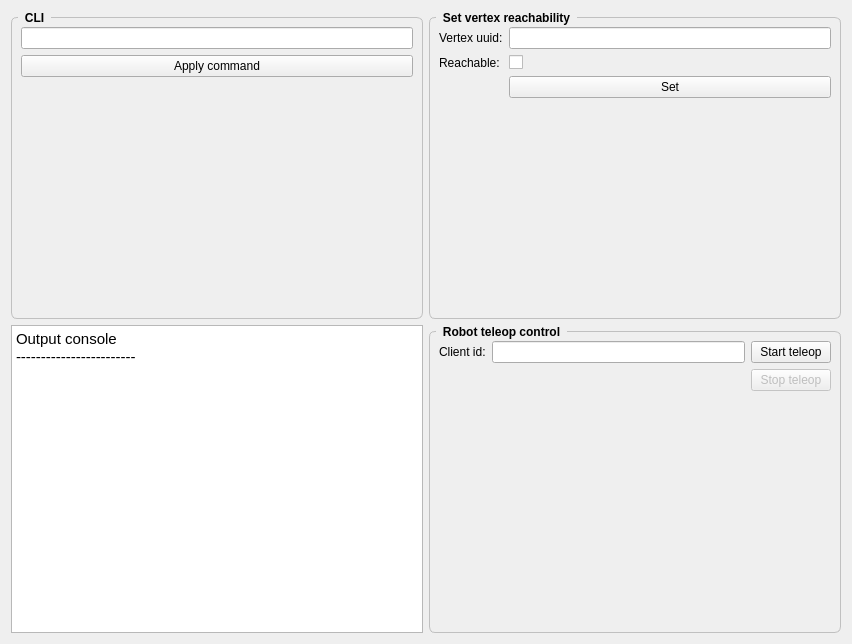
Qt form amr_gui/ui/control/ControlWidget.ui (JakubHazik/amr_fleet) before a commit.
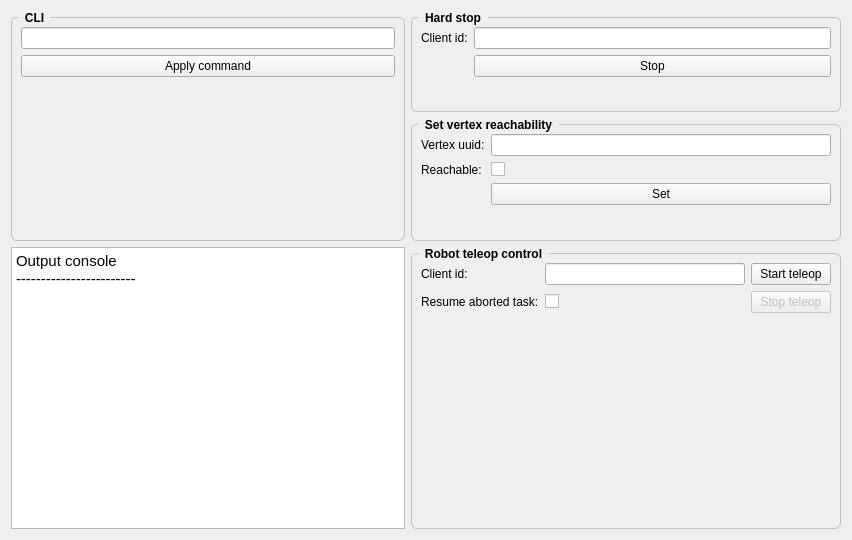
The same form after that commit. Custom widgets are drawn as their Qt base class.

```diff
--- a/amr_gui/ui/control/ControlWidget.ui
+++ b/amr_gui/ui/control/ControlWidget.ui
@@ -7,14 +7,26 @@
     <x>0</x>
     <y>0</y>
     <width>852</width>
-    <height>644</height>
+    <height>540</height>
    </rect>
   </property>
   <property name="windowTitle">
    <string>Form</string>
   </property>
   <layout class="QGridLayout" name="gridLayout">
-   <item row="0" column="1">
+   <item row="2" column="0">
+    <widget class="QTextEdit" name="commandOutput">
+     <property name="html">
+      <string>&lt;!DOCTYPE HTML PUBLIC &quot;-//W3C//DTD HTML 4.0//EN&quot; &quot;http://www.w3.org/TR/REC-html40/strict.dtd&quot;&gt;
+&lt;html&gt;&lt;head&gt;&lt;meta name=&quot;qrichtext&quot; content=&quot;1&quot; /&gt;&lt;style type=&quot;text/css&quot;&gt;
+p, li { white-space: pre-wrap; }
+&lt;/style&gt;&lt;/head&gt;&lt;body style=&quot; font-family:'Ubuntu'; font-size:11pt; font-weight:400; font-style:normal;&quot;&gt;
+&lt;p style=&quot; margin-top:0px; margin-bottom:0px; margin-left:0px; margin-right:0px; -qt-block-indent:0; text-indent:0px;&quot;&gt;Output console&lt;/p&gt;
+&lt;p style=&quot; margin-top:0px; margin-bottom:0px; margin-left:0px; margin-right:0px; -qt-block-indent:0; text-indent:0px;&quot;&gt;------------------------&lt;/p&gt;&lt;/body&gt;&lt;/html&gt;</string>
+     </property>
+    </widget>
+   </item>
+   <item row="1" column="1">
     <widget class="QGroupBox" name="groupBox_3">
      <property name="styleSheet">
       <string notr="true">QGroupBox {
@@ -81,53 +93,7 @@
      </layout>
     </widget>
    </item>
-   <item row="0" column="0">
-    <widget class="QGroupBox" name="groupBox">
-     <property name="styleSheet">
-      <string notr="true">QGroupBox {
-    font: bold;
-    border: 1px solid silver;
-    border-radius: 6px;
-    margin-top: 6px;
-}
-
-QGroupBox::title {
-    subcontrol-origin: margin;
-    left: 7px;
-    padding: 0px 5px 0px 5px;
-}</string>
-     </property>
-     <property name="title">
-      <string>CLI</string>
-     </property>
-     <layout class="QGridLayout" name="gridLayout_2">
-      <item row="3" column="1">
-       <spacer name="verticalSpacer">
-        <property name="orientation">
-         <enum>Qt::Vertical</enum>
-        </property>
-        <property name="sizeHint" stdset="0">
-         <size>
-          <width>20</width>
-          <height>120</height>
-         </size>
-        </property>
-       </spacer>
-      </item>
-      <item row="0" column="1">
-       <widget class="QLineEdit" name="commandInput"/>
-      </item>
-      <item row="1" column="1">
-       <widget class="QPushButton" name="applyCommandBtn">
-        <property name="text">
-         <string>Apply command</string>
-        </property>
-       </widget>
-      </item>
-     </layout>
-    </widget>
-   </item>
-   <item row="1" column="1">
+   <item row="2" column="1">
     <widget class="QGroupBox" name="groupBox_2">
      <property name="styleSheet">
       <string notr="true">QGroupBox {
@@ -174,7 +140,7 @@
       <item row="2" column="1">
        <widget class="QLineEdit" name="teleopClientId"/>
       </item>
-      <item row="4" column="1">
+      <item row="5" column="1">
        <widget class="amr_gui::JoyPad" name="widgetJoy" native="true">
         <property name="enabled">
          <bool>false</bool>
@@ -187,19 +153,120 @@
         </property>
        </widget>
       </item>
+      <item row="3" column="1">
+       <widget class="QCheckBox" name="reachabilityCheckbox_3">
+        <property name="text">
+         <string/>
+        </property>
+       </widget>
+      </item>
+      <item row="3" column="0">
+       <widget class="QLabel" name="label_7">
+        <property name="text">
+         <string>Resume aborted task:</string>
+        </property>
+       </widget>
+      </item>
      </layout>
     </widget>
    </item>
-   <item row="1" column="0">
-    <widget class="QTextEdit" name="commandOutput">
-     <property name="html">
-      <string>&lt;!DOCTYPE HTML PUBLIC &quot;-//W3C//DTD HTML 4.0//EN&quot; &quot;http://www.w3.org/TR/REC-html40/strict.dtd&quot;&gt;
-&lt;html&gt;&lt;head&gt;&lt;meta name=&quot;qrichtext&quot; content=&quot;1&quot; /&gt;&lt;style type=&quot;text/css&quot;&gt;
-p, li { white-space: pre-wrap; }
-&lt;/style&gt;&lt;/head&gt;&lt;body style=&quot; font-family:'Ubuntu'; font-size:11pt; font-weight:400; font-style:normal;&quot;&gt;
-&lt;p style=&quot; margin-top:0px; margin-bottom:0px; margin-left:0px; margin-right:0px; -qt-block-indent:0; text-indent:0px;&quot;&gt;Output console&lt;/p&gt;
-&lt;p style=&quot; margin-top:0px; margin-bottom:0px; margin-left:0px; margin-right:0px; -qt-block-indent:0; text-indent:0px;&quot;&gt;------------------------&lt;/p&gt;&lt;/body&gt;&lt;/html&gt;</string>
+   <item row="0" column="1">
+    <widget class="QGroupBox" name="groupBox_4">
+     <property name="styleSheet">
+      <string notr="true">QGroupBox {
+    font: bold;
+    border: 1px solid silver;
+    border-radius: 6px;
+    margin-top: 6px;
+}
+
+QGroupBox::title {
+    subcontrol-origin: margin;
+    left: 7px;
+    padding: 0px 5px 0px 5px;
+}</string>
      </property>
+     <property name="title">
+      <string>Hard stop</string>
+     </property>
+     <layout class="QGridLayout" name="gridLayout_7">
+      <item row="1" column="0">
+       <widget class="QLabel" name="label_6">
+        <property name="text">
+         <string>Client id:</string>
+        </property>
+       </widget>
+      </item>
+      <item row="3" column="1">
+       <spacer name="verticalSpacer_5">
+        <property name="orientation">
+         <enum>Qt::Vertical</enum>
+        </property>
+        <property name="sizeHint" stdset="0">
+         <size>
+          <width>20</width>
+          <height>40</height>
+         </size>
+        </property>
+       </spacer>
+      </item>
+      <item row="1" column="1">
+       <widget class="QLineEdit" name="hardStopClient"/>
+      </item>
+      <item row="2" column="1">
+       <widget class="QPushButton" name="hardStopBtn">
+        <property name="text">
+         <string>Stop</string>
+        </property>
+       </widget>
+      </item>
+     </layout>
+    </widget>
+   </item>
+   <item row="0" column="0" rowspan="2">
+    <widget class="QGroupBox" name="groupBox">
+     <property name="styleSheet">
+      <string notr="true">QGroupBox {
+    font: bold;
+    border: 1px solid silver;
+    border-radius: 6px;
+    margin-top: 6px;
+}
+
+QGroupBox::title {
+    subcontrol-origin: margin;
+    left: 7px;
+    padding: 0px 5px 0px 5px;
+}</string>
+     </property>
+     <property name="title">
+      <string>CLI</string>
+     </property>
+     <layout class="QGridLayout" name="gridLayout_2">
+      <item row="0" column="1">
+       <widget class="QLineEdit" name="commandInput"/>
+      </item>
+      <item row="1" column="1">
+       <widget class="QPushButton" name="applyCommandBtn">
+        <property name="text">
+         <string>Apply command</string>
+        </property>
+       </widget>
+      </item>
+      <item row="3" column="1">
+       <spacer name="verticalSpacer">
+        <property name="orientation">
+         <enum>Qt::Vertical</enum>
+        </property>
+        <property name="sizeHint" stdset="0">
+         <size>
+          <width>20</width>
+          <height>120</height>
+         </size>
+        </property>
+       </spacer>
+      </item>
+     </layout>
     </widget>
    </item>
   </layout>
```
